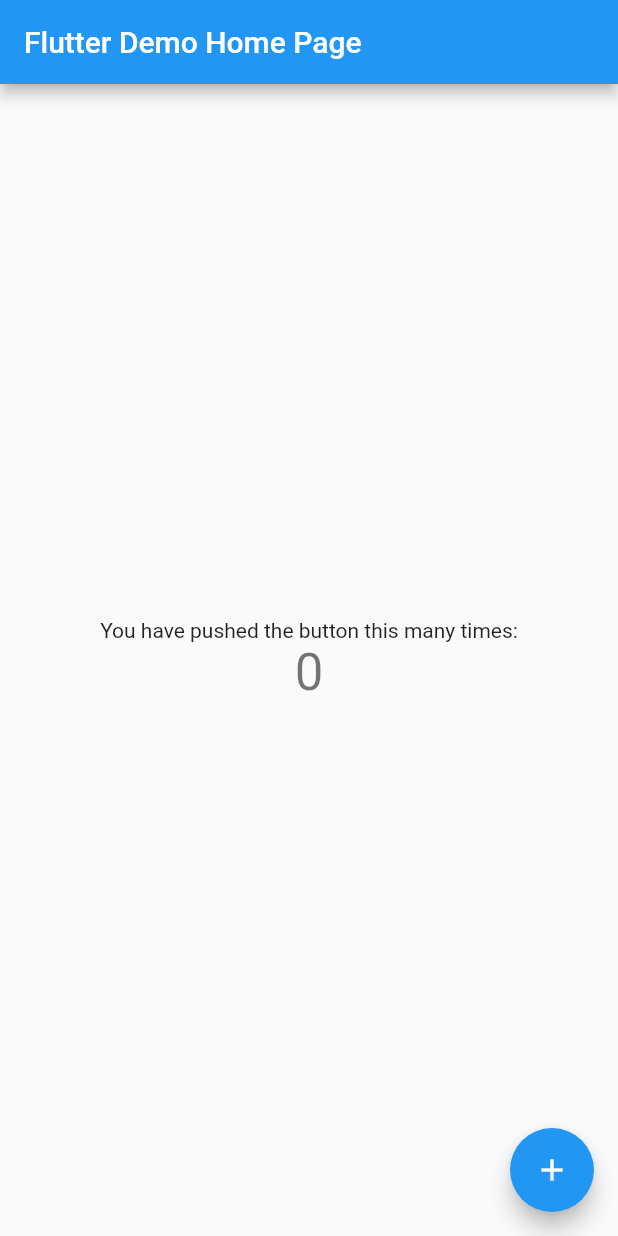
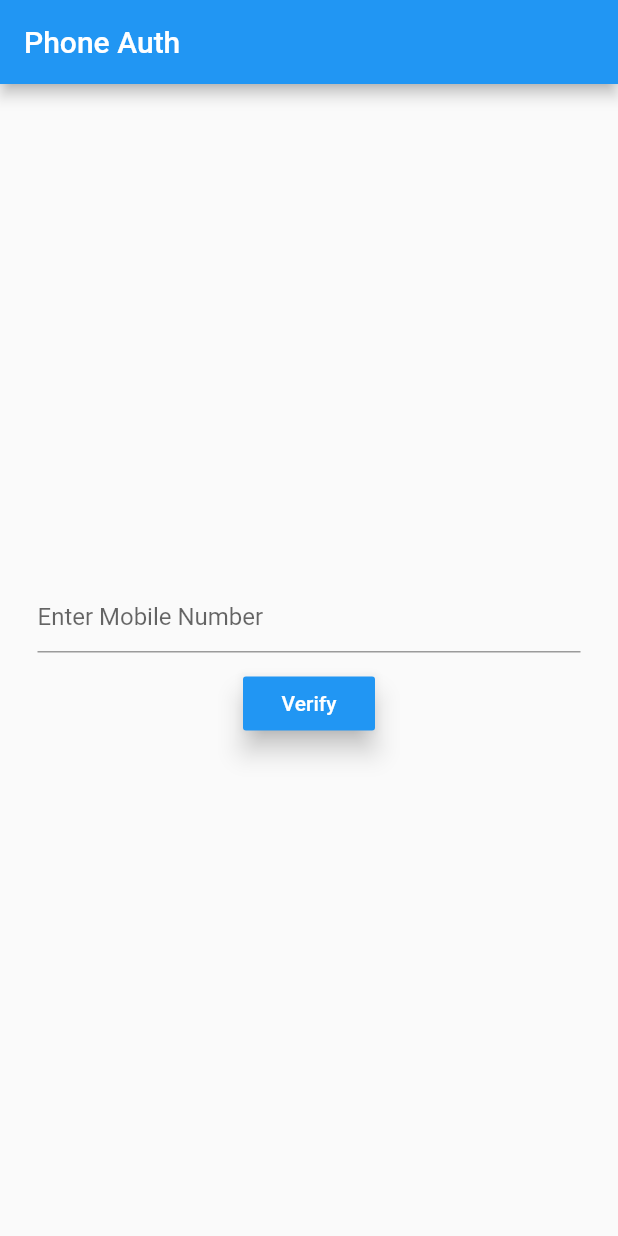
Before and after one commit to prath6342/flutterphonefirebase, a Flutter app: the screen it shows after launch, on a phone screen of 412 x 824 dp. Run offline on Flutter 3.47's test engine with Material 2 defaults, Android fonts, the phone set to English and light mode, and no system bars; our stand-ins replace firebase_auth; missing offline and left inert: dart:ffi; accounts and stored records are empty.

Commit message:
pending for signin

```diff
--- a/lib/main.dart
+++ b/lib/main.dart
@@ -1,3 +1,6 @@
+import 'dart:ffi';
+
+import 'package:firebase_auth/firebase_auth.dart';
 import 'package:flutter/material.dart';
 
 void main() {
@@ -9,109 +12,128 @@ class MyApp extends StatelessWidget {
   @override
   Widget build(BuildContext context) {
     return MaterialApp(
-      title: 'Flutter Demo',
-      theme: ThemeData(
-        // This is the theme of your application.
-        //
-        // Try running your application with "flutter run". You'll see the
-        // application has a blue toolbar. Then, without quitting the app, try
-        // changing the primarySwatch below to Colors.green and then invoke
-        // "hot reload" (press "r" in the console where you ran "flutter run",
-        // or simply save your changes to "hot reload" in a Flutter IDE).
-        // Notice that the counter didn't reset back to zero; the application
-        // is not restarted.
-        primarySwatch: Colors.blue,
-        // This makes the visual density adapt to the platform that you run
-        // the app on. For desktop platforms, the controls will be smaller and
-        // closer together (more dense) than on mobile platforms.
-        visualDensity: VisualDensity.adaptivePlatformDensity,
-      ),
-      home: MyHomePage(title: 'Flutter Demo Home Page'),
+      home: MyHomePage(),
     );
   }
 }
 
 class MyHomePage extends StatefulWidget {
-  MyHomePage({Key key, this.title}) : super(key: key);
-
-  // This widget is the home page of your application. It is stateful, meaning
-  // that it has a State object (defined below) that contains fields that affect
-  // how it looks.
-
-  // This class is the configuration for the state. It holds the values (in this
-  // case the title) provided by the parent (in this case the App widget) and
-  // used by the build method of the State. Fields in a Widget subclass are
-  // always marked "final".
-
-  final String title;
-
   @override
   _MyHomePageState createState() => _MyHomePageState();
 }
 
 class _MyHomePageState extends State<MyHomePage> {
-  int _counter = 0;
+  String phoneNo;
+  String smsCode;
+  String verificationId;
 
-  void _incrementCounter() {
-    setState(() {
-      // This call to setState tells the Flutter framework that something has
-      // changed in this State, which causes it to rerun the build method below
-      // so that the display can reflect the updated values. If we changed
-      // _counter without calling setState(), then the build method would not be
-      // called again, and so nothing would appear to happen.
-      _counter++;
+  Future<Void> verifyPhone() async {
+    final PhoneCodeAutoRetrievalTimeout autoRetrive = (String verId) {
+      this.verificationId = verId;
+    };
+
+    final PhoneCodeSent smsCodeSent = (String verId, [int forceCodeResend]) {
+      this.verificationId = verId;
+    };
+
+    final PhoneVerificationCompleted verifiedSuccess =
+        (PhoneAuthCredential user) {
+      print('Verify');
+    };
+
+    final PhoneVerificationFailed verifiFailed =
+        (FirebaseAuthException exception) {
+      print('${exception.message}');
+    };
+
+    await FirebaseAuth.instance.verifyPhoneNumber(
+        phoneNumber: this.phoneNo,
+        verificationCompleted: verifiedSuccess,
+        verificationFailed: verifiFailed,
+        codeSent: smsCodeSent,
+        codeAutoRetrievalTimeout: autoRetrive,
+        timeout: const Duration(seconds: 5));
+  }
+
+  Future<bool> smsCodeDialog(BuildContext context) {
+    return showDialog(
+      context: context,
+      barrierDismissible: false,
+      builder: (BuildContext context) {
+        return AlertDialog(
+          title: Text(
+            'Enter SMS Code',
+          ),
+          content: TextField(
+            onChanged: (value) {
+              this.smsCode = value;
+            },
+          ),
+          contentPadding: EdgeInsets.all(10.0),
+          actions: <Widget>[
+            FlatButton(
+              onPressed: () {
+                FirebaseAuth.instance.currentUser().then((user) {
+                  if (user != null) {
+                    Navigator.of(context).pop();
+                    Navigator.of(context).pushReplacementNamed('/homepage');
+                  } else {
+                    Navigator.of(context).pop();
+                  }
                 });
+              },
+              child: Text('Done'),
+            )
+          ],
+        );
+      },
+    );
+  }
+
+  signIn() {
+    // ignore: deprecated_member_use
+    PhoneAuthProvider.getCredential(
+        verificationId: verificationId, smsCode: smsCode);
+    // FirebaseAuth.instance
+    //     .Pho(phoneNo, verificationId)
+    //     .then((value) {})
+    //     .catchError((e) {
+    //   print(e);
+    // });
   }
 
   @override
   Widget build(BuildContext context) {
-    // This method is rerun every time setState is called, for instance as done
-    // by the _incrementCounter method above.
-    //
-    // The Flutter framework has been optimized to make rerunning build methods
-    // fast, so that you can just rebuild anything that needs updating rather
-    // than having to individually change instances of widgets.
     return Scaffold(
       appBar: AppBar(
-        // Here we take the value from the MyHomePage object that was created by
-        // the App.build method, and use it to set our appbar title.
-        title: Text(widget.title),
+        title: Text('Phone Auth'),
       ),
       body: Center(
-        // Center is a layout widget. It takes a single child and positions it
-        // in the middle of the parent.
+        child: Container(
+          padding: EdgeInsets.all(25.0),
           child: Column(
-          // Column is also a layout widget. It takes a list of children and
-          // arranges them vertically. By default, it sizes itself to fit its
-          // children horizontally, and tries to be as tall as its parent.
-          //
-          // Invoke "debug painting" (press "p" in the console, choose the
-          // "Toggle Debug Paint" action from the Flutter Inspector in Android
-          // Studio, or the "Toggle Debug Paint" command in Visual Studio Code)
-          // to see the wireframe for each widget.
-          //
-          // Column has various properties to control how it sizes itself and
-          // how it positions its children. Here we use mainAxisAlignment to
-          // center the children vertically; the main axis here is the vertical
-          // axis because Columns are vertical (the cross axis would be
-          // horizontal).
             mainAxisAlignment: MainAxisAlignment.center,
             children: <Widget>[
-            Text(
-              'You have pushed the button this many times:',
+              TextField(
+                decoration: InputDecoration(hintText: 'Enter Mobile Number'),
+                onChanged: (value) {
+                  this.phoneNo = value;
+                },
               ),
-            Text(
-              '$_counter',
-              style: Theme.of(context).textTheme.headline4,
+              SizedBox(
+                height: 10.0,
+              ),
+              RaisedButton(
+                onPressed: verifyPhone,
+                child: Text('Verify'),
+                textColor: Colors.white,
+                elevation: 7.0,
+                color: Colors.blue,
               ),
             ],
           ),
         ),
-      floatingActionButton: FloatingActionButton(
-        onPressed: _incrementCounter,
-        tooltip: 'Increment',
-        child: Icon(Icons.add),
-      ), // This trailing comma makes auto-formatting nicer for build methods.
+      ),
     );
   }
 }
--- a/pubspec.yaml
+++ b/pubspec.yaml
@@ -21,6 +21,7 @@ environment:
   sdk: ">=2.7.0 <3.0.0"
 
 dependencies:
+  firebase_auth:
   flutter:
     sdk: flutter
 
```
Also changed, not shown: pubspec.lock, 1 other file. Lines whose indentation alone changed are shown as unchanged.
